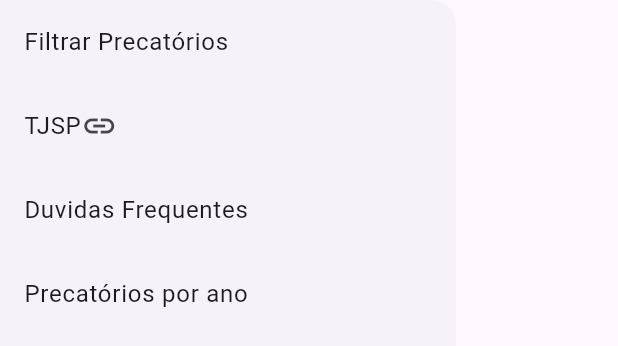
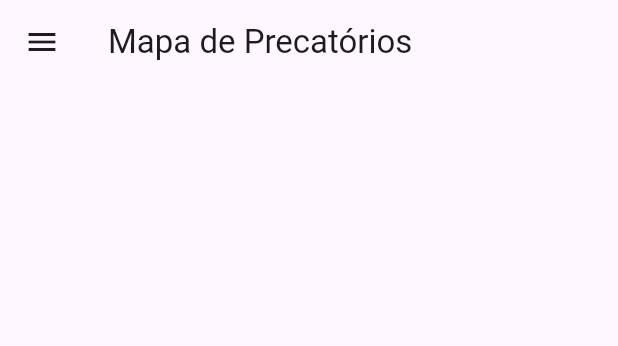
Before and after one commit to itallopacheco/transparencia-precatorios-tjsp, a Flutter app: the MyDrawer widget shown alone on an empty page, opened directly, after a tap on "Precatórios por ano", on a phone screen of 412 x 824 dp. Shown: the top 346 px of the screen. Run offline on Flutter 3.47's test engine with Material 3 defaults, Android fonts, the phone set to English and light mode, and no system bars.

Commit message:
adicionando navegação

```diff
--- a/lib/app/components/drawer.dart
+++ b/lib/app/components/drawer.dart
@@ -9,7 +9,7 @@ class MyDrawer extends StatelessWidget {
           ListTile(
             title: const Text('Filtrar Precatórios'),
             onTap: () {
-              // Lógica para ação da opção 1
+              Navigator.of(context).pushNamed('/');
             },
           ),
           ListTile(
@@ -33,7 +33,7 @@ class MyDrawer extends StatelessWidget {
           ListTile(
             title: const Text('Precatórios por ano'),
             onTap: () {
-              // Lógica para ação da opção 4
+              Navigator.of(context).pushNamed('/precatorios-ano');
             },
           ),
         ],
--- a/lib/app/views/app_widget.dart
+++ b/lib/app/views/app_widget.dart
@@ -1,11 +1,16 @@
 import 'package:flutter/material.dart';
 import 'package:transparencia_tjsp/app/views/home_view.dart';
+import 'package:transparencia_tjsp/app/views/mapa_de_precatorios.dart';
 
 class AppWidget extends StatelessWidget {
   @override
   Widget build(BuildContext context) {
     return MaterialApp(
-      home: HomePage(),
+      initialRoute: '/',
+      routes: {
+        '/': (context) => HomePage(),
+        '/precatorios-ano': (context) => MapaPrecatoriosPage(),
+      },
     );
   }
 }
--- /dev/null
+++ b/lib/app/views/mapa_de_precatorios.dart
@@ -0,0 +1,28 @@
+import 'package:flutter/material.dart';
+import 'package:transparencia_tjsp/app/components/drawer.dart';
+
+class MapaPrecatoriosPage extends StatefulWidget {
+  @override
+  State<MapaPrecatoriosPage> createState() {
+    return MapaPrecatoriosPageState();
+  }
+}
+
+class MapaPrecatoriosPageState extends State<MapaPrecatoriosPage> {
+  @override
+  Widget build(BuildContext context) {
+    return Scaffold(
+      appBar: AppBar(
+        title: const Text('Mapa de Precatórios'),
+        actions: [],
+      ),
+      body: SingleChildScrollView(
+        child: ListView(
+          shrinkWrap: true,
+          children: [],
+        ),
+      ),
+      drawer: MyDrawer(),
+    );
+  }
+}
```
